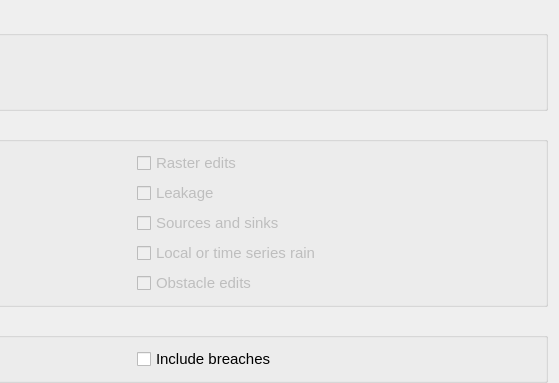
The window that threedi_models_and_simulations/ui/simulation_wizard/init_dialog.ui (nens/threedi-api-qgis-client) describes before a commit, drawn with Qt 5; both pictures show x 291 to 850 and y 0 to 383 of the 850 by 850 pixel window.
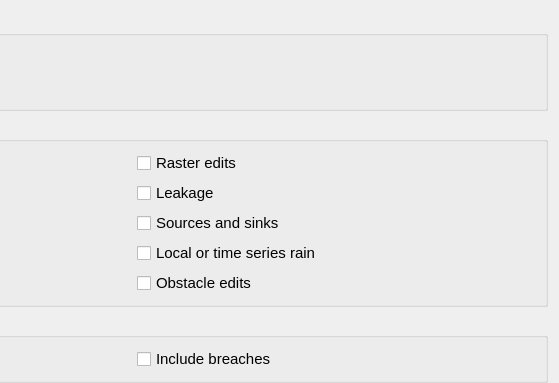
The same window after the commit.

Diff of the .ui file:
```diff
--- a/threedi_models_and_simulations/ui/simulation_wizard/init_dialog.ui
+++ b/threedi_models_and_simulations/ui/simulation_wizard/init_dialog.ui
@@ -171,7 +171,7 @@
         <item row="1" column="1">
          <widget class="QCheckBox" name="cb_leakage">
           <property name="enabled">
-           <bool>false</bool>
+           <bool>true</bool>
           </property>
           <property name="font">
            <font>
@@ -207,7 +207,7 @@
         <item row="2" column="1">
          <widget class="QCheckBox" name="cb_sources_sinks">
           <property name="enabled">
-           <bool>false</bool>
+           <bool>true</bool>
           </property>
           <property name="font">
            <font>
@@ -225,7 +225,7 @@
         <item row="0" column="1">
          <widget class="QCheckBox" name="cb_raster_edits">
           <property name="enabled">
-           <bool>false</bool>
+           <bool>true</bool>
           </property>
           <property name="font">
            <font>
@@ -243,7 +243,7 @@
         <item row="3" column="1">
          <widget class="QCheckBox" name="cb_local_or_ts_rain">
           <property name="enabled">
-           <bool>false</bool>
+           <bool>true</bool>
           </property>
           <property name="font">
            <font>
@@ -315,7 +315,7 @@
         <item row="4" column="1">
          <widget class="QCheckBox" name="cb_obstacle_edits">
           <property name="enabled">
-           <bool>false</bool>
+           <bool>true</bool>
           </property>
           <property name="font">
            <font>
```
